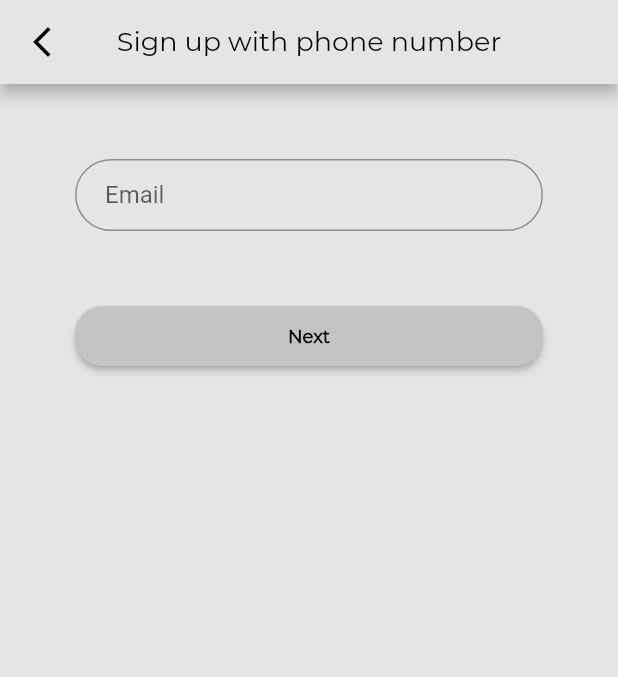
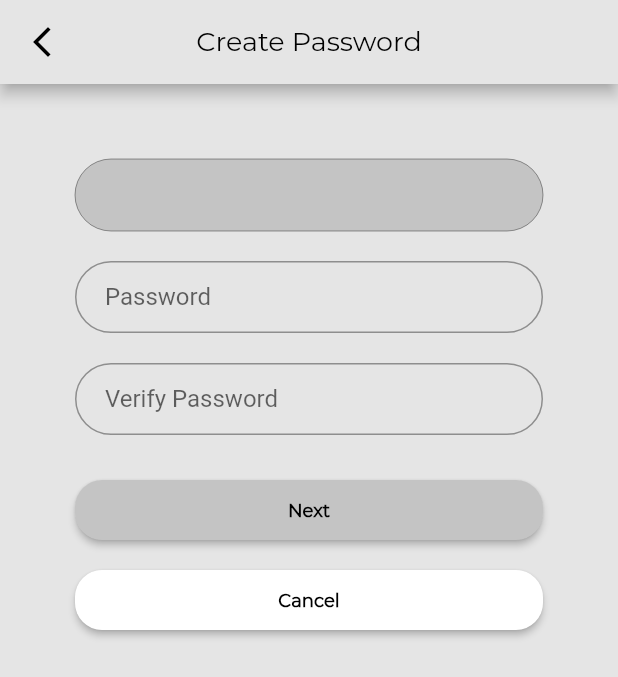
Before and after one commit to nguyenhoanghai1502/FlutterApp, a Flutter app: the SignUpAuthenticate screen opened directly, after a tap on "Next", on a phone screen of 412 x 824 dp. Shown: the top 677 px of the screen. Run offline on Flutter 3.47's test engine with Material 2 defaults, Android fonts, the phone set to English and light mode, and no system bars; our stand-ins replace dio, flutter_screenutil, pin_code_text_field; missing offline and left inert: dart:ffi, phone_form_field, phone_numbers_parser; generated files the repository leaves out were written again.

Commit message:
screen update

```diff
--- a/lib/Screens/Authentication/components/SignUp/sign_up_authen.dart
+++ b/lib/Screens/Authentication/components/SignUp/create_password.dart
@@ -3,7 +3,20 @@ import 'package:flutter_mental_health/components/rounded_button.dart';
 import 'package:flutter_mental_health/components/text_field_input.dart';
 import 'package:flutter_mental_health/constants.dart';
 
-class SignUpAuthenticate extends StatelessWidget {
+import '../tabcontrol.dart';
+import 'sign_up_with_phone.dart';
+
+class CreatePassword extends StatefulWidget {
+  String PhoneNum = '';
+  CreatePassword({this.PhoneNum = ''});
+  @override
+  State<StatefulWidget> createState() {
+    // TODO: implement createState
+    return _CreatePasswordState();
+  }
+}
+
+class _CreatePasswordState extends State<CreatePassword> {
   @override
   Widget build(BuildContext context) {
     return (Scaffold(
@@ -13,7 +26,7 @@ class SignUpAuthenticate extends StatelessWidget {
         title: (Title(
             color: AppBackgroundColor,
             child: Text(
-              "Sign up with phone number",
+              "Create Password",
               style: TextStyle(
                   color: textColor,
                   fontFamily: textFont,
@@ -28,25 +41,39 @@ class SignUpAuthenticate extends StatelessWidget {
             }),
       ),
       body: Padding(
-        padding: EdgeInsets.symmetric(horizontal: 50, vertical: 50),
+        padding: EdgeInsets.symmetric(horizontal: 50, vertical: 20),
         child: SingleChildScrollView(
           physics: BouncingScrollPhysics(),
           child: Column(
-            mainAxisAlignment: MainAxisAlignment.center,
-            children: [
-              TextFieldInput(hinText: "Email"),
+            mainAxisAlignment: MainAxisAlignment.end,
+            crossAxisAlignment: CrossAxisAlignment.center,
+            children: <Widget>[
               SizedBox(
-                height: 20,
+                height: 30,
                 width: double.infinity,
               ),
+              TextFieldInput(
+                hinText: '${widget.PhoneNum}',
+                Enable: false,
+                bgColor: buttonColor,
+              ),
+              TextFieldInput(hinText: "Password"),
+              TextFieldInput(hinText: "Verify Password"),
+              RoundedButton(name: "Next", marginVertical: 10, press: () => {}),
               RoundedButton(
-                  name: "Next",
+                  name: "Cancel",
+                  marginVertical: 10,
+                  bgColor: Colors.white,
                   press: () => {
                         Navigator.push(context,
                             MaterialPageRoute(builder: (context) {
-                          return SignUpAuthenticate();
+                          return TabControl();
                         }))
                       }),
+              SizedBox(
+                height: 50,
+                width: double.infinity,
+              ),
             ],
           ),
         ),
--- /dev/null
+++ b/lib/Screens/Authentication/components/SignUp/sign_up_authenticate/sign_up_authen.dart
@@ -0,0 +1,81 @@
+import 'package:flutter/material.dart';
+import 'package:flutter_mental_health/Screens/Authentication/components/SignUp/sign_up_authenticate/sign_up_box.dart';
+import 'package:flutter_mental_health/components/rounded_button.dart';
+import 'package:flutter_mental_health/components/text_field_input.dart';
+import 'package:flutter_mental_health/constants.dart';
+import 'package:pin_code_text_field/pin_code_text_field.dart';
+
+import '../create_password.dart';
+
+class SignUpAuthenticate extends StatelessWidget {
+  String PhoneNum = "";
+  SignUpAuthenticate({this.PhoneNum = " "});
+  @override
+  Widget build(BuildContext context) {
+    return (Scaffold(
+      appBar: AppBar(
+        centerTitle: true,
+        backgroundColor: AppBackgroundColor,
+        title: (Title(
+            color: AppBackgroundColor,
+            child: Text(
+              "Sign up with phone number",
+              style: TextStyle(
+                  color: textColor,
+                  fontFamily: textFont,
+                  fontSize: 18,
+                  fontWeight: FontWeight.w400),
+            ))),
+        leading: IconButton(
+            icon: Icon(Icons.arrow_back_ios_new),
+            color: textColor,
+            onPressed: () {
+              Navigator.pop(context, false);
+            }),
+      ),
+      body: Padding(
+        padding: EdgeInsets.symmetric(vertical: 50),
+        child: SingleChildScrollView(
+          physics: BouncingScrollPhysics(),
+          child: Column(
+            mainAxisAlignment: MainAxisAlignment.center,
+            children: [
+              SizedBox(
+                height: 20,
+                width: double.infinity,
+              ),
+              Center(
+                child: Text("We sent you a code"),
+              ),
+              SizedBox(
+                height: 20,
+                width: double.infinity,
+              ),
+              Center(
+                child: Text(
+                  this.PhoneNum,
+                  style: TextStyle(fontSize: 20, fontWeight: FontWeight.bold),
+                ),
+              ),
+              SizedBox(
+                height: 20,
+                width: double.infinity,
+              ),
+              SignUpBoxes(),
+              RoundedButton(
+                  marginHozirontal: 55.0,
+                  marginVertical: 30.0,
+                  name: "Next",
+                  press: () => {
+                        Navigator.push(context,
+                            MaterialPageRoute(builder: (context) {
+                          return CreatePassword(PhoneNum:PhoneNum);
+                        }))
+                      }),
+            ],
+          ),
+        ),
+      ),
+    ));
+  }
+}
--- /dev/null
+++ b/lib/Screens/Authentication/components/SignUp/sign_up_authenticate/sign_up_box.dart
@@ -0,0 +1,29 @@
+import 'package:flutter/material.dart';
+import 'package:flutter/services.dart';
+import 'package:flutter_mental_health/constants.dart';
+import 'package:pin_code_text_field/pin_code_text_field.dart';
+
+class SignUpBoxes extends StatefulWidget {
+  @override
+  _SignUpBoxesState createState() => _SignUpBoxesState();
+}
+
+class _SignUpBoxesState extends State<SignUpBoxes> {
+  TextEditingController _textEditingController = TextEditingController();
+  @override
+  Widget build(BuildContext context) {
+    return (PinCodeTextField(
+      maxLength: 6,
+      pinBoxHeight: 45,
+      pinBoxWidth: 45,
+      pinBoxColor: buttonColor,
+      pinTextStyle:TextStyle(fontFamily: textFont,
+      fontSize: 20
+      ),
+      pinBoxRadius: 5,
+      controller:_textEditingController,
+      defaultBorderColor: Colors.transparent,
+      hasTextBorderColor: Colors.transparent,
+    ));
+  }
+}
--- a/lib/Screens/Authentication/components/sign_in_body.dart
+++ b/lib/Screens/Authentication/components/sign_in_body.dart
@@ -3,7 +3,7 @@ import 'package:flutter/material.dart';
 import 'package:flutter_mental_health/constants.dart';
 import '../../../components/rounded_button.dart';
 import '../../../components/text_field_input.dart';
-import 'have_account_or_not.dart';
+import '../../../components/label_text.dart';
 
 class SinInBody extends StatelessWidget {
   const SinInBody({
@@ -27,7 +27,7 @@ class SinInBody extends StatelessWidget {
             ),
             TextFieldInput(hinText: "Email"),
             TextFieldInput(hinText: "Password"),
-            RoundedButton(name: "Login",press: ()=>{}),
+            RoundedButton(name: "Login",marginVertical: 10,press: ()=>{}),
             SizedBox(
               height: 20,
               width: double.infinity,
@@ -42,16 +42,15 @@ class SinInBody extends StatelessWidget {
               height: 20,
               width: double.infinity,
             ),
-            RoundedButton(name: "Log in with phone number",press: ()=>{}),
-            RoundedButton(name: "Log in with Facebook",press: ()=>{}),
-            RoundedButton(name: "Log in with Google",press: ()=>{}),
+            RoundedButton(name: "Log in with phone number",marginVertical: 10,press: ()=>{}),
+            RoundedButton(name: "Log in with Facebook",marginVertical: 10,press: ()=>{}),
             SizedBox(
               height: 20,
               width: double.infinity,
             ),
             Container(
               margin: EdgeInsets.only(top: 10),
-              child: HaveAccountOrNot(
+              child: LabelText(
                 name: "Don’t have account ?",
                 selector: "Sign up",
               ),
--- a/lib/Screens/Authentication/components/tabcontrol.dart
+++ b/lib/Screens/Authentication/components/tabcontrol.dart
@@ -10,6 +10,8 @@ class TabControl extends StatelessWidget {
     return (MaterialApp(
       home: DefaultTabController(
         length: 2,
+        child: Container(
+          constraints: BoxConstraints.expand(),
           child: Scaffold(
             appBar: AppBar(
               backgroundColor: Colors.white,
@@ -39,6 +41,7 @@ class TabControl extends StatelessWidget {
             body: TabBarView(children: [SinInBody(), SinUpBody()]),
           ),
         ),
+      ),
     ));
   }
 }
--- a/lib/Screens/Authentication/components/have_account_or_not.dart
+++ b/lib/components/label_text.dart
@@ -1,9 +1,9 @@
 import 'package:flutter/material.dart';
 import 'package:flutter_mental_health/constants.dart';
-class HaveAccountOrNot extends StatelessWidget {
+class LabelText extends StatelessWidget {
   var name;
   var selector;
-  HaveAccountOrNot({this.name, this.selector});
+  LabelText({this.name, this.selector});
   @override
   Widget build(BuildContext context) {
     return Row(mainAxisAlignment: MainAxisAlignment.center, children: [
--- a/lib/components/rounded_button.dart
+++ b/lib/components/rounded_button.dart
@@ -3,18 +3,21 @@ import 'package:flutter_mental_health/constants.dart';
 
 class RoundedButton extends StatelessWidget {
   var name;
+  double marginVertical;
+  double marginHozirontal;
+   Color bgColor = buttonColor;
   final Function press;
-  RoundedButton({Key? key, this.name, required this.press}) : super(key: key);
+  RoundedButton({Key? key, this.name, this.marginHozirontal=0, this.marginVertical=0, this.bgColor=buttonColor, required this.press}) : super(key: key);
 
   @override
   Widget build(BuildContext context) {
     return Container(
-      margin: EdgeInsets.symmetric(vertical: 10, horizontal: 0),
+      margin: EdgeInsets.symmetric(vertical: this.marginVertical, horizontal: this.marginHozirontal),
       width: double.infinity,
       height: 40,
       child: ElevatedButton(
         style: ButtonStyle(
-            backgroundColor: MaterialStateProperty.all<Color>(buttonColor),
+            backgroundColor: MaterialStateProperty.all<Color>(bgColor),
             shape: MaterialStateProperty.all<RoundedRectangleBorder>(
                 RoundedRectangleBorder(
                     borderRadius: BorderRadius.circular(18.0),
--- a/lib/components/text_field_input.dart
+++ b/lib/components/text_field_input.dart
@@ -1,18 +1,24 @@
-
 import 'package:flutter/material.dart';
 import 'package:flutter_mental_health/constants.dart';
 
 class TextFieldInput extends StatelessWidget {
+  bool Enable = true;
   var hinText;
-  TextFieldInput({this.hinText});
+  Color bgColor = Colors.transparent;
+  TextFieldInput({this.hinText, this.Enable = true, this.bgColor=Colors.transparent});
   @override
   Widget build(BuildContext context) {
     return Container(
+        decoration: BoxDecoration(
+          color: bgColor,
+          borderRadius:BorderRadius.circular(borderRadius)),
         margin: EdgeInsets.only(bottom: 20),
         width: double.infinity,
         child: TextField(
+            enabled: Enable,
             cursorColor: textColor,
             decoration: InputDecoration(
+
               contentPadding: EdgeInsets.symmetric(vertical: 8, horizontal: 20),
               focusedBorder: OutlineInputBorder(
                 borderSide: BorderSide(color: textColor),
@@ -20,7 +26,7 @@ class TextFieldInput extends StatelessWidget {
               ),
               hintText: hinText,
               border: OutlineInputBorder(
-                borderRadius: BorderRadius.circular(borderRadius)),))
-    );
+                  borderRadius: BorderRadius.circular(borderRadius)),
+            )));
   }
 }
--- a/pubspec.yaml
+++ b/pubspec.yaml
@@ -42,7 +42,8 @@ dependencies:
   tuple: ^2.0.0
   flutter_bloc: ^7.3.1
   intl: ^0.17.0
-
+  pin_code_text_field:
+  phone_form_field: ^4.3.1
 
   # The following adds the Cupertino Icons font to your application.
   # Use with the CupertinoIcons class for iOS style icons.
```
Also changed, not shown: lib/Screens/Authentication/components/SignUp/sign_up_body.dart (+32 -4 lines), lib/Screens/Authentication/components/SignUp/sign_up_with_phone.dart (+42 -5 lines), lib/views/home_screen.dart (+29 -29 lines), lib/Screens/Authentication/components/SignUp/sign_up_with_email.dart (deleted). Lines whose indentation alone changed are shown as unchanged.
